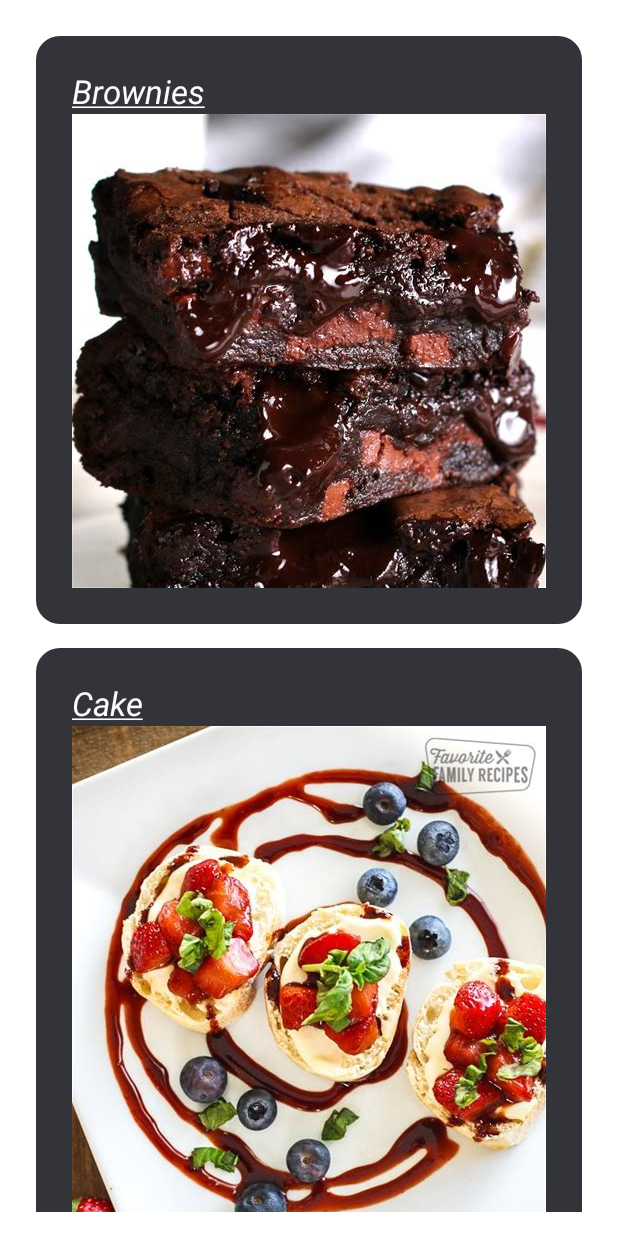
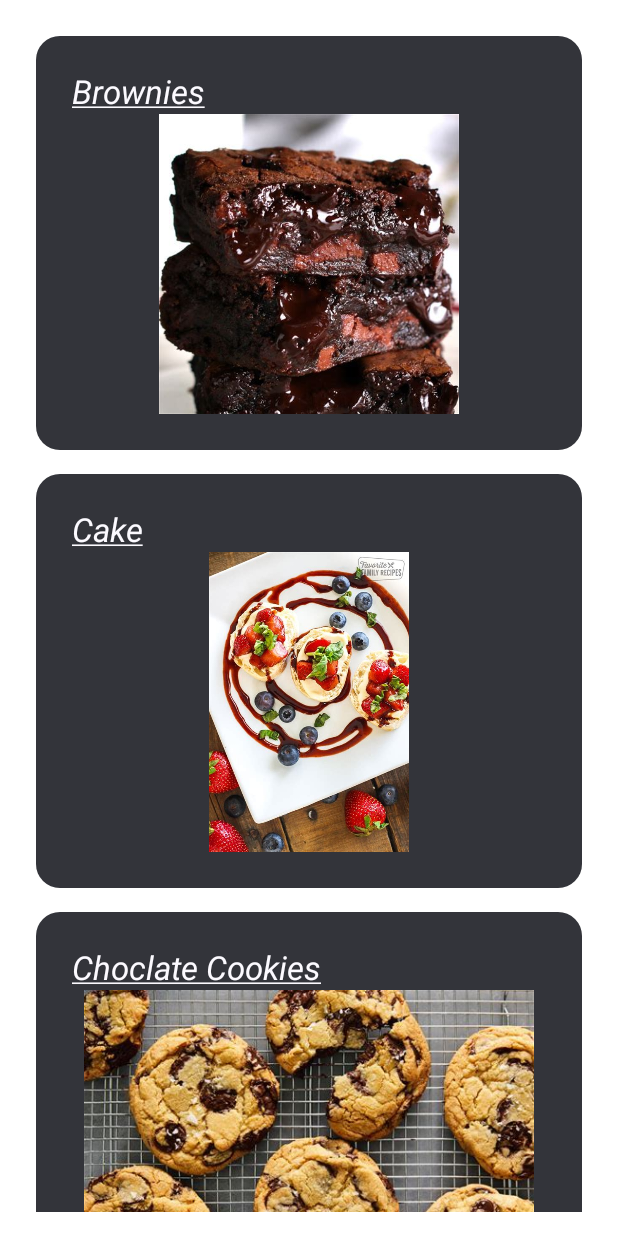
Before and after one commit to Developer-ShivaniSharma/Cooking_Recipes, an Android app built with Jetpack Compose: the @Preview function CookingRecipesListPreview, on a phone screen of 412 x 824 dp. Run offline under Robolectric (Android 15) with nearby library versions, the phone set to English and light mode, and no system bars.

Commit message:
Modify the image size

```diff
--- a/app/src/main/java/com/myapp/cookingrecipes/MainActivity.kt
+++ b/app/src/main/java/com/myapp/cookingrecipes/MainActivity.kt
@@ -9,6 +9,7 @@ import androidx.compose.foundation.clickable
 import androidx.compose.foundation.layout.Column
 import androidx.compose.foundation.layout.fillMaxSize
 import androidx.compose.foundation.layout.padding
+import androidx.compose.foundation.layout.size
 import androidx.compose.foundation.lazy.LazyColumn
 import androidx.compose.foundation.lazy.items
 import androidx.compose.foundation.shape.RoundedCornerShape
@@ -30,6 +31,7 @@ import androidx.compose.runtime.setValue
 import androidx.compose.ui.Alignment
 import androidx.compose.ui.Modifier
 import androidx.compose.ui.draw.clip
+import androidx.compose.ui.layout.ContentScale
 import androidx.compose.ui.modifier.modifierLocalConsumer
 import androidx.compose.ui.res.painterResource
 import androidx.compose.ui.res.stringResource
@@ -118,8 +120,9 @@ fun CookingRecipesDetail(cookingRecipes: CookingRecipes, modifier: Modifier = Mo
             Image(
                 painter = painterResource(cookingRecipes.imageRes),
                 contentDescription = null,
+                contentScale = ContentScale.Fit,
                 alignment = Alignment.TopCenter,
-                modifier = Modifier.clickable {
+                modifier = Modifier.size(400.dp,200.dp).clickable {
                     expanded = !expanded
                 }
             )
```
